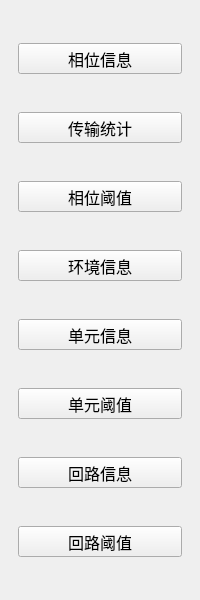
First picture: the form in IDC_TestSystem/common/toolbox/statustoolwid.ui, repository ChinaClever/IDC_TestSystem, before the edit.
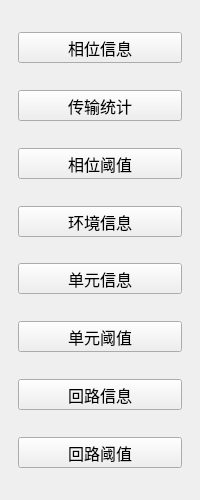
Second picture: the form after the edit.

Diff of the .ui file:
```diff
--- a/IDC_TestSystem/common/toolbox/statustoolwid.ui
+++ b/IDC_TestSystem/common/toolbox/statustoolwid.ui
@@ -7,9 +7,21 @@
     <x>0</x>
     <y>0</y>
     <width>200</width>
-    <height>600</height>
+    <height>500</height>
    </rect>
   </property>
+  <property name="minimumSize">
+   <size>
+    <width>0</width>
+    <height>0</height>
+   </size>
+  </property>
+  <property name="maximumSize">
+   <size>
+    <width>200</width>
+    <height>500</height>
+   </size>
+  </property>
   <property name="font">
    <font>
     <family>微软雅黑</family>
```
